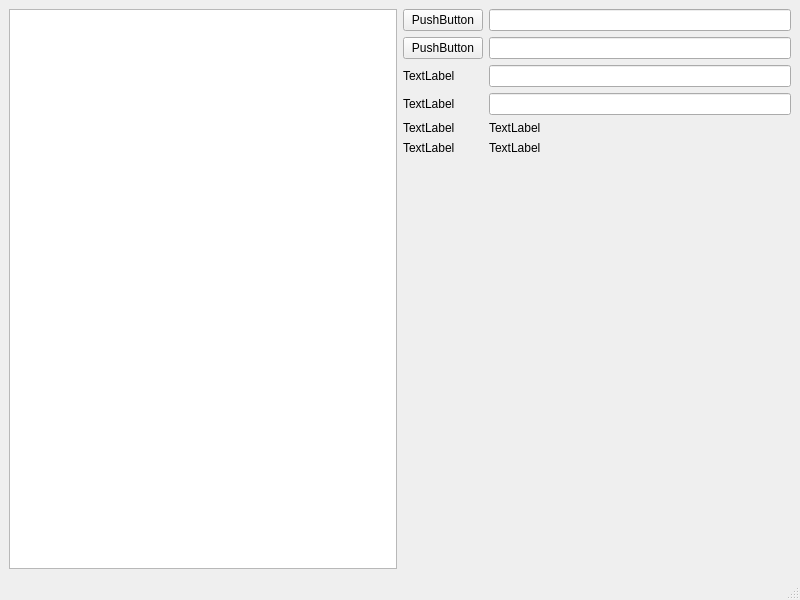
Before: the Qt Designer form MainWindow.ui in dmokin2022/QtUItest, drawn with Qt 5.
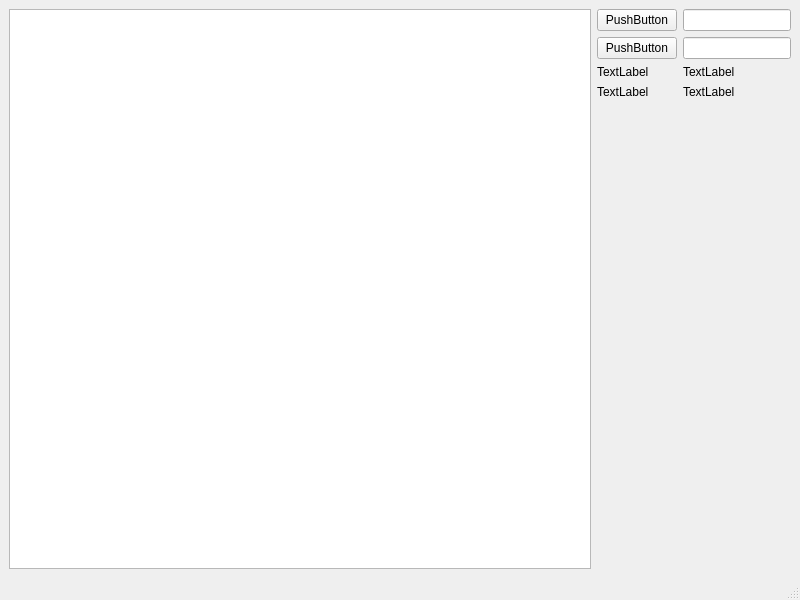
After: the same form once the commit is applied.

Commit message: Получен нормальный вариант расположения

What changed in the file:
```diff
--- a/MainWindow.ui
+++ b/MainWindow.ui
@@ -20,6 +20,12 @@
     </item>
     <item>
      <layout class="QFormLayout" name="formLayout">
+      <property name="sizeConstraint">
+       <enum>QLayout::SetMinimumSize</enum>
+      </property>
+      <property name="horizontalSpacing">
+       <number>6</number>
+      </property>
       <item row="0" column="0">
        <widget class="QPushButton" name="pushButton">
         <property name="text">
@@ -27,9 +33,6 @@
         </property>
        </widget>
       </item>
-      <item row="0" column="1">
-       <widget class="QLineEdit" name="lineEdit"/>
-      </item>
       <item row="1" column="0">
        <widget class="QPushButton" name="pushButton_2">
         <property name="text">
@@ -37,54 +40,75 @@
         </property>
        </widget>
       </item>
-      <item row="1" column="1">
-       <widget class="QLineEdit" name="lineEdit_2"/>
-      </item>
       <item row="2" column="0">
        <widget class="QLabel" name="label">
+        <property name="sizePolicy">
+         <sizepolicy hsizetype="Minimum" vsizetype="Fixed">
+          <horstretch>0</horstretch>
+          <verstretch>0</verstretch>
+         </sizepolicy>
+        </property>
         <property name="text">
          <string>TextLabel</string>
         </property>
        </widget>
       </item>
       <item row="2" column="1">
-       <widget class="QLineEdit" name="lineEdit_3"/>
-      </item>
-      <item row="3" column="0">
        <widget class="QLabel" name="label_2">
+        <property name="sizePolicy">
+         <sizepolicy hsizetype="Minimum" vsizetype="Fixed">
+          <horstretch>0</horstretch>
+          <verstretch>0</verstretch>
+         </sizepolicy>
+        </property>
         <property name="text">
          <string>TextLabel</string>
         </property>
        </widget>
       </item>
-      <item row="3" column="1">
-       <widget class="QLineEdit" name="lineEdit_4"/>
-      </item>
-      <item row="4" column="0">
+      <item row="3" column="0">
        <widget class="QLabel" name="label_3">
+        <property name="sizePolicy">
+         <sizepolicy hsizetype="Minimum" vsizetype="Fixed">
+          <horstretch>0</horstretch>
+          <verstretch>0</verstretch>
+         </sizepolicy>
+        </property>
         <property name="text">
          <string>TextLabel</string>
         </property>
        </widget>
       </item>
-      <item row="4" column="1">
+      <item row="3" column="1">
        <widget class="QLabel" name="label_4">
+        <property name="sizePolicy">
+         <sizepolicy hsizetype="Minimum" vsizetype="Fixed">
+          <horstretch>0</horstretch>
+          <verstretch>0</verstretch>
+         </sizepolicy>
+        </property>
         <property name="text">
          <string>TextLabel</string>
         </property>
        </widget>
       </item>
-      <item row="5" column="0">
-       <widget class="QLabel" name="label_5">
-        <property name="text">
-         <string>TextLabel</string>
+      <item row="0" column="1">
+       <widget class="QLineEdit" name="lineEdit">
+        <property name="sizePolicy">
+         <sizepolicy hsizetype="Minimum" vsizetype="Fixed">
+          <horstretch>0</horstretch>
+          <verstretch>0</verstretch>
+         </sizepolicy>
         </property>
        </widget>
       </item>
-      <item row="5" column="1">
-       <widget class="QLabel" name="label_6">
-        <property name="text">
-         <string>TextLabel</string>
+      <item row="1" column="1">
+       <widget class="QLineEdit" name="lineEdit_2">
+        <property name="sizePolicy">
+         <sizepolicy hsizetype="Minimum" vsizetype="Fixed">
+          <horstretch>0</horstretch>
+          <verstretch>0</verstretch>
+         </sizepolicy>
         </property>
        </widget>
       </item>
```
